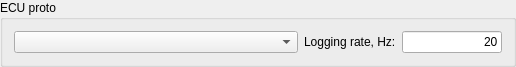
First picture: the form in src/widgets/DMA-ProtoManager/proto-manager.ui, repository DowJhob/Evo-live-map, before the edit.
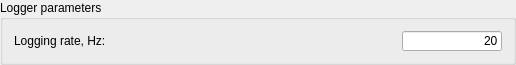
Second picture: the form after the edit.

```diff
--- a/src/widgets/DMA-ProtoManager/proto-manager.ui
+++ b/src/widgets/DMA-ProtoManager/proto-manager.ui
@@ -20,19 +20,9 @@
    <string>GroupBox</string>
   </property>
   <property name="title">
-   <string>ECU proto</string>
+   <string>Logger parameters</string>
   </property>
   <layout class="QHBoxLayout" name="horizontalLayout">
-   <item>
-    <widget class="QComboBox" name="availProto">
-     <property name="sizePolicy">
-      <sizepolicy hsizetype="Expanding" vsizetype="Minimum">
-       <horstretch>100</horstretch>
-       <verstretch>0</verstretch>
-      </sizepolicy>
-     </property>
-    </widget>
-   </item>
    <item>
     <widget class="QLabel" name="logratelabel">
      <property name="sizePolicy">
```
Left out of the diff: 2 changed lines with no effect on the pictures.
